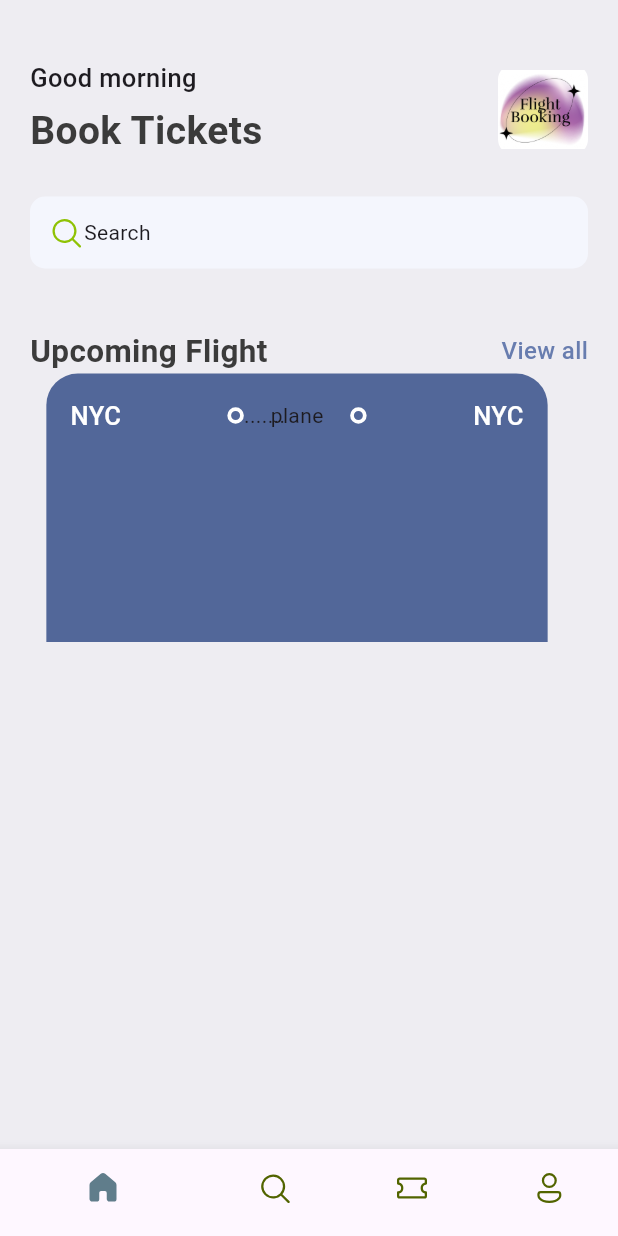
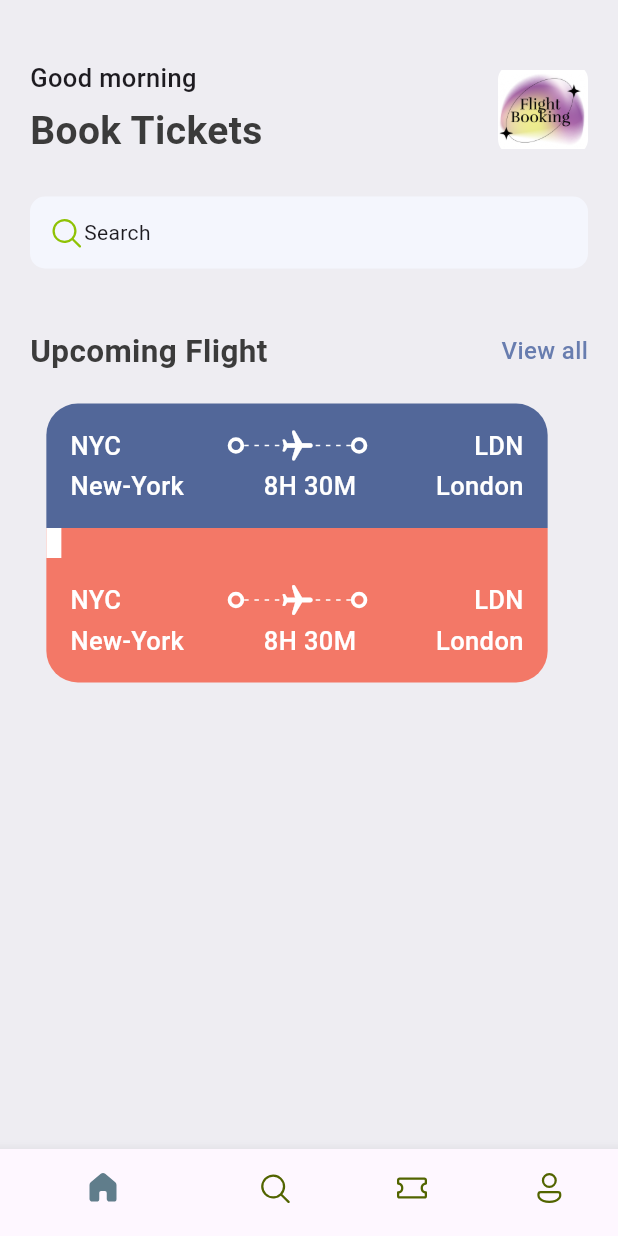
Before and after one commit to Bra-Gabby-Marshal/Flutter-Ticket-App, a Flutter app: the screen it shows after launch, on a phone screen of 412 x 824 dp. Run offline on Flutter 3.47's test engine with Material 3 defaults, Android fonts, the phone set to English and light mode, and no system bars; our stand-ins replace device_preview, fluentui_icons.

Commit message:
new update

```diff
--- a/lib/base/res/styles/app_styles.dart
+++ b/lib/base/res/styles/app_styles.dart
@@ -7,6 +7,7 @@ class AppStyles{
   static Color bgColor = const Color(0xFFeeedf2);
   static Color textColor = const Color(0xFF3B3B3B);
   static Color ticketBlue = const Color(0xFF526799);
+  static Color ticketOrange = const Color(0xFFF37867);
   static TextStyle textStyle = TextStyle(
       fontSize: 16, color: textColor, fontWeight: FontWeight.w500);
 
--- /dev/null
+++ b/lib/base/widgets/app_layoutbuilder_widget.dart
@@ -0,0 +1,25 @@
+import 'package:flutter/cupertino.dart';
+import 'package:flutter/material.dart';
+
+class AppLayoutBuilderwidget extends StatelessWidget {
+  final int randomDivider;
+
+  const AppLayoutBuilderwidget({super.key, required this.randomDivider});
+
+  @override
+  Widget build(BuildContext context) {
+    return LayoutBuilder(builder: (BuildContext context, BoxConstraints constraints){
+      return Flex(
+        mainAxisAlignment: MainAxisAlignment.spaceBetween,
+        direction: Axis.horizontal,
+        children: List.generate((constraints.constrainWidth()/randomDivider).floor(),(index) => const SizedBox(
+          width: 3, height: 1, child: DecoratedBox(
+          decoration: BoxDecoration(
+          color: Colors.white
+        )
+        )
+        )),
+      );
+    });
+  }
+}
--- a/lib/base/widgets/ticket_view.dart
+++ b/lib/base/widgets/ticket_view.dart
@@ -1,6 +1,7 @@
 import 'package:flutter/cupertino.dart';
 import 'package:flutter/material.dart';
 import 'package:my_ticket_app/base/res/styles/app_styles.dart';
+import 'package:my_ticket_app/base/widgets/app_layoutbuilder_widget.dart';
 import 'package:my_ticket_app/base/widgets/big_dot.dart';
 
 class TicketView extends StatelessWidget {
@@ -11,9 +12,12 @@ class TicketView extends StatelessWidget {
     final size = MediaQuery.of(context).size; // Size of the mobile screen
     return SizedBox(// Making the media query dynamic
       width: size.width*0.85,
-      height: 179,
+      height: 189,
       child: Container(
         margin: const EdgeInsets.only(right: 16),
+        child: Column(
+          children: [
+            Container(
               padding: const EdgeInsets.all(16),
               decoration: BoxDecoration(
                 color: AppStyles.ticketBlue,
@@ -22,6 +26,7 @@ class TicketView extends StatelessWidget {
               child: Column(
                 children: [
                   Row(
+                    // show departure and destination with icons first time
                     children: [
                       Text(
                         "NYC", style: AppStyles.headLineStyle3.copyWith(color: Colors.white),
@@ -29,21 +34,109 @@ class TicketView extends StatelessWidget {
                       Expanded(child: Container()),
                       const BigDot(),
                        Expanded(child: Stack(children: [
-                  SizedBox(
-                    child: Text("......."),
+                        const SizedBox(
+                          height:24,
+                          child: AppLayoutBuilderwidget(randomDivider: 6,),
                         ),
-                  Center(child: Text("plane"),)
+                        Center(child: Transform.rotate(angle: 1.57,
+                        child: const Icon(Icons.local_airport_rounded, color: Colors.white,)),)
                       ],)),
                       const BigDot(),
                       Expanded(child: Container()),
                       Text(
-                  "NYC", style: AppStyles.headLineStyle3.copyWith(color: Colors.white),
+                        "LDN", style: AppStyles.headLineStyle3.copyWith(color: Colors.white),
+                      ),
+                    ],
+                  ),
+                  const SizedBox(height: 3,),
+                  // show departure and destination names with time
+                  Row(
+                    // show departure and destination with icons first time
+                    children: [
+                      Text(
+                        "New-York", style: AppStyles.headLineStyle3.copyWith(color: Colors.white),
+                      ),
+                      Expanded(child: Container()),
+                      Text(
+                        "8H 30M", style: AppStyles.headLineStyle3.copyWith(color: Colors.white),
+                      ),
+                      Expanded(child: Container()),
+                      Text(
+                        "London", style: AppStyles.headLineStyle3.copyWith(color: Colors.white),
                       ),
                     ],
                   )
                 ],
               ),
             ),
+            Container(
+              height: 20,
+              color: AppStyles.ticketOrange,
+              child: const Row(
+                children: [
+                  SizedBox(
+                    height: 20,
+                    width: 10,
+                    child: DecoratedBox(decoration: BoxDecoration(color: Colors.white)),
+                  )
+                ],
+              ),
+            ),
+            Container(
+              padding: const EdgeInsets.all(16),
+              decoration: BoxDecoration(
+                  color: AppStyles.ticketOrange,
+                  borderRadius: const BorderRadius.only(bottomLeft: Radius.circular(21), bottomRight: Radius.circular(21))
+              ),
+              child: Column(
+                children: [
+                  Row(
+                    // show departure and destination with icons first time
+                    children: [
+                      Text(
+                        "NYC", style: AppStyles.headLineStyle3.copyWith(color: Colors.white),
+                      ),
+                      Expanded(child: Container()),
+                      const BigDot(),
+                      Expanded(child: Stack(children: [
+                        const SizedBox(
+                          height:24,
+                          child: AppLayoutBuilderwidget(randomDivider: 6,),
+                        ),
+                        Center(child: Transform.rotate(angle: 1.57,
+                            child: const Icon(Icons.local_airport_rounded, color: Colors.white,)),)
+                      ],)),
+                      const BigDot(),
+                      Expanded(child: Container()),
+                      Text(
+                        "LDN", style: AppStyles.headLineStyle3.copyWith(color: Colors.white),
+                      ),
+                    ],
+                  ),
+                  const SizedBox(height: 3,),
+                  // show departure and destination names with time
+                  Row(
+                    // show departure and destination with icons first time
+                    children: [
+                      Text(
+                        "New-York", style: AppStyles.headLineStyle3.copyWith(color: Colors.white),
+                      ),
+                      Expanded(child: Container()),
+                      Text(
+                        "8H 30M", style: AppStyles.headLineStyle3.copyWith(color: Colors.white),
+                      ),
+                      Expanded(child: Container()),
+                      Text(
+                        "London", style: AppStyles.headLineStyle3.copyWith(color: Colors.white),
+                      ),
+                    ],
+                  )
+                ],
+              ),
+            ),
+          ],
+        ),
+      ),
     );
   }
 }
--- a/lib/screens/home_screen.dart
+++ b/lib/screens/home_screen.dart
@@ -62,6 +62,7 @@ class HomeScreen extends StatelessWidget {
                 ),
                 const SizedBox(height: 40),
                 const AppDoubleText(bigText: 'Upcoming Flight', smallText: 'View all',),
+                const SizedBox(height: 20,),
                 const TicketView()
               ],
             ),
```
Lines whose indentation alone changed are shown as unchanged.
